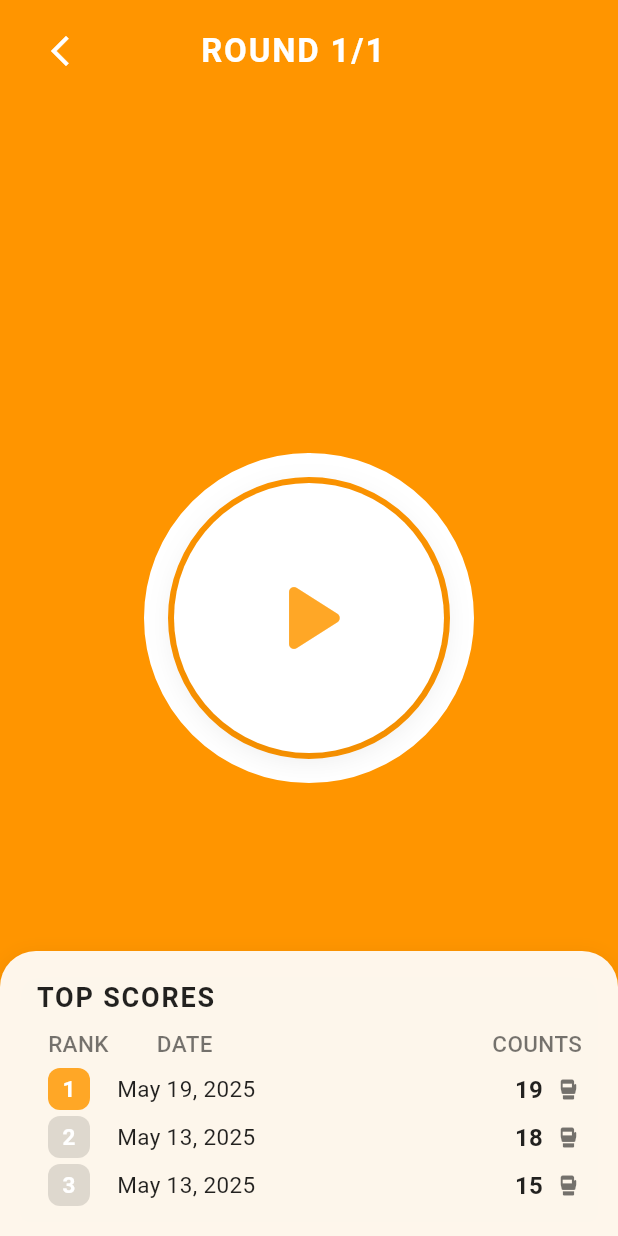
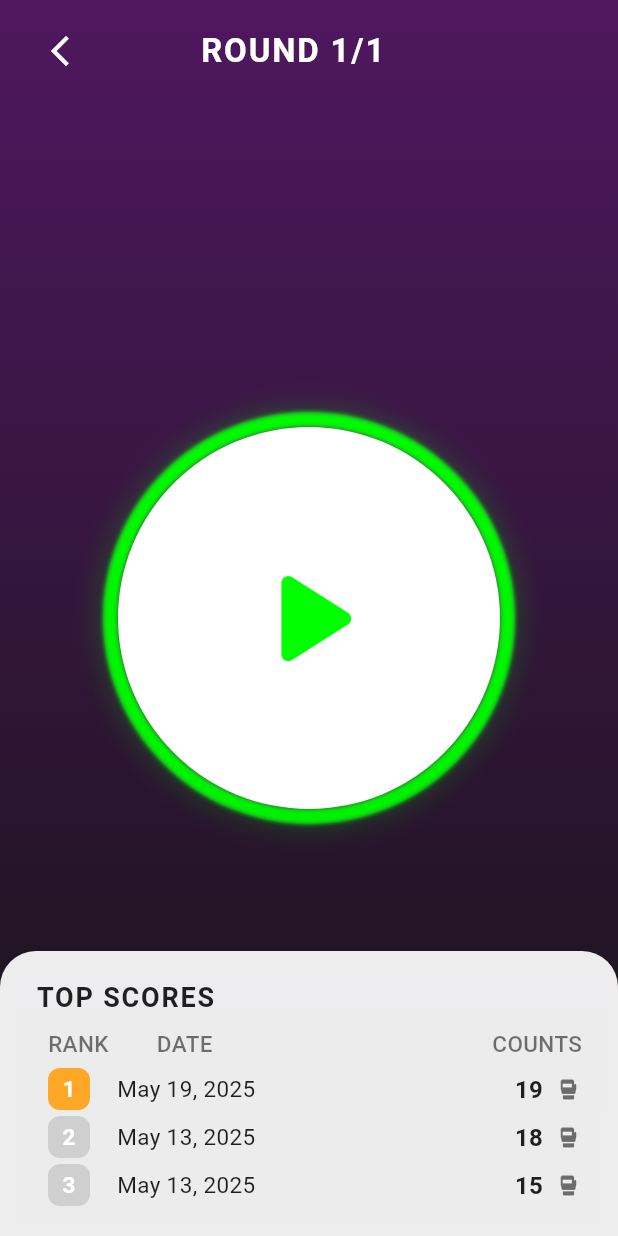
Before and after one commit to WiiMadHIIT/WiiMadHIIT-APP, a Flutter app: the CheckingTrainingPage screen opened by its route, after a tap on the "play arrow" icon, on a phone screen of 412 x 824 dp. Run offline on Flutter 3.47's test engine with Material 3 defaults, Android fonts, the phone set to English and light mode, and no system bars; our stand-ins replace dio, flutter_svg, infinite_carousel, smooth_page_indicator, video_player; accounts and stored records are empty; project files that could hold a hidden picture were left out.

Commit message:
fixed: training page

```diff
--- a/lib/presentation/checkin_start_training/checking_training_page.dart
+++ b/lib/presentation/checkin_start_training/checking_training_page.dart
@@ -121,7 +121,7 @@ class _CheckingTrainingPageState extends State<CheckingTrainingPage> with Ticker
                   ),
                   SizedBox(height: 18),
                   Text(
-                    'Total: ${tempRounds * tempMinutes} min',
+                    '	${tempRounds} Rounds × ${tempMinutes} min = ${tempRounds * tempMinutes} min',
                     style: TextStyle(color: Colors.black54, fontWeight: FontWeight.w500, fontSize: 15),
                   ),
                   SizedBox(height: 24),
@@ -165,10 +165,14 @@ class _CheckingTrainingPageState extends State<CheckingTrainingPage> with Ticker
     required ValueChanged<int> onChanged,
     required Color color,
   }) {
+    final controller = FixedExtentScrollController(initialItem: value - min);
     return Column(
       children: [
         Text(label, style: TextStyle(fontSize: 15, color: Colors.black54, fontWeight: FontWeight.w500)),
         SizedBox(height: 8),
+        Stack(
+          alignment: Alignment.center,
+          children: [
             Container(
               width: 70,
               height: 120,
@@ -176,29 +180,33 @@ class _CheckingTrainingPageState extends State<CheckingTrainingPage> with Ticker
                 color: color.withOpacity(0.08),
                 borderRadius: BorderRadius.circular(12),
               ),
-          child: RotatedBox(
-            quarterTurns: -1,
               child: ListWheelScrollView.useDelegate(
-              itemExtent: 48,
+                controller: controller,
+                itemExtent: 44,
                 diameterRatio: 1.2,
                 physics: FixedExtentScrollPhysics(),
-              controller: FixedExtentScrollController(initialItem: value - min),
                 onSelectedItemChanged: (i) => onChanged(i + min),
                 childDelegate: ListWheelChildBuilderDelegate(
                   builder: (context, i) {
                     final v = i + min;
                     final isSelected = v == value;
-                  return RotatedBox(
-                    quarterTurns: 1,
-                    child: Center(
+                    return AnimatedContainer(
+                      duration: Duration(milliseconds: 200),
+                      alignment: Alignment.center,
+                      decoration: isSelected
+                          ? BoxDecoration(
+                              color: color.withOpacity(0.18),
+                              borderRadius: BorderRadius.circular(8),
+                              border: Border.all(color: color, width: 2),
+                            )
+                          : null,
                       child: Text(
                         '$v',
                         style: TextStyle(
-                          fontSize: isSelected ? 32 : 22,
+                          fontSize: isSelected ? 32 : 20,
                           fontWeight: isSelected ? FontWeight.bold : FontWeight.normal,
                           color: isSelected ? color : Colors.black38,
                           letterSpacing: 1.1,
-                        ),
                         ),
                       ),
                     );
@@ -207,6 +215,45 @@ class _CheckingTrainingPageState extends State<CheckingTrainingPage> with Ticker
                 ),
               ),
             ),
+            // 顶部渐变遮罩
+            Positioned(
+              top: 0,
+              left: 0,
+              right: 0,
+              height: 28,
+              child: IgnorePointer(
+                child: Container(
+                  decoration: BoxDecoration(
+                    borderRadius: BorderRadius.vertical(top: Radius.circular(12)),
+                    gradient: LinearGradient(
+                      begin: Alignment.topCenter,
+                      end: Alignment.bottomCenter,
+                      colors: [Colors.white, Colors.white.withOpacity(0.0)],
+                    ),
+                  ),
+                ),
+              ),
+            ),
+            // 底部渐变遮罩
+            Positioned(
+              bottom: 0,
+              left: 0,
+              right: 0,
+              height: 28,
+              child: IgnorePointer(
+                child: Container(
+                  decoration: BoxDecoration(
+                    borderRadius: BorderRadius.vertical(bottom: Radius.circular(12)),
+                    gradient: LinearGradient(
+                      begin: Alignment.bottomCenter,
+                      end: Alignment.topCenter,
+                      colors: [Colors.white, Colors.white.withOpacity(0.0)],
+                    ),
+                  ),
+                ),
+              ),
+            ),
+          ],
         ),
       ],
     );
@@ -279,20 +326,46 @@ class _CheckingTrainingPageState extends State<CheckingTrainingPage> with Ticker
       counter++;
     });
   }
-
+  // 背景色 绿色 0xFF00FF7F #00FF7F
+  // 绿色 0xFF34C759 #34C759
+  // 蓝色 0xFF007AFF  #007AFF
+  // 纯蓝色 0xFF0000FF  #0000FF
+  // 橙色 0xFF007AFF  #FF9500
+  // 红色 0xFFFF3B30  #FF3B30
+  // #00FFFF  #7FCFFF #007F3F #00A352 #33CCFF #00BF60
+  // #FF0080  #A300FF #7FFF00
+  // #FF8500  #FFA300 #00C2FF
+  // #E0E0E0  #004F28 #FFA07A
+  // #00FFFF  #BF00FF #E0E0E0
   Color get _bgColor => isCounting
-      ? (countdown <= 3 ? const Color(0xFF34C759) : const Color(0xFFFF9500))
-      : const Color(0xFFFF9500);
+    ? (countdown <= 3 ? const Color(0xFF00FF7F) : const Color(0xFFF2F2F2))
+    : const Color(0xFFF2F2F2);
 
   @override
   Widget build(BuildContext context) {
+    final double diameter = MediaQuery.of(context).size.width * 2 / 3;
+    final bool isWarning = isCounting && countdown <= 3;
+    final Color mainBg = const Color(0xFF8B1FA9); // 主色紫红
     return Scaffold(
-      backgroundColor: _bgColor,
-      body: PageView.builder(
+      body: Container(
+        decoration: BoxDecoration(
+          gradient: LinearGradient(
+            colors: [
+              mainBg.withOpacity(0.95),
+              const Color(0xFF1A1A1A).withOpacity(0.95),
+            ],
+            begin: Alignment.topCenter,
+            end: Alignment.bottomCenter,
+          ),
+        ),
+        child: Container(
+          color: Colors.black.withOpacity(0.45), // 黑色遮罩
+          child: PageView.builder(
             controller: pageController,
             physics: const NeverScrollableScrollPhysics(),
             itemCount: totalRounds,
             itemBuilder: (context, index) {
+              final bool isWarning = isCounting && countdown <= 3;
               return Stack(
                 children: [
                   // 顶部返回和大标题
@@ -320,76 +393,100 @@ class _CheckingTrainingPageState extends State<CheckingTrainingPage> with Ticker
                       ),
                     ),
                   ),
-              // 中间大圆形倒计时/计数器
                   Center(
                     child: GestureDetector(
                       onTap: isStarted && isCounting ? _onCountPressed : (isStarted ? null : _onStartPressed),
                       child: AnimatedBuilder(
                         animation: bounceController,
-                    builder: (context, child) {
-                      return Transform.scale(
+                        builder: (context, child) => Transform.scale(
                           scale: bounceController.value,
                           child: child,
-                      );
-                    },
+                        ),
                         child: Stack(
                           alignment: Alignment.center,
                           children: [
+                            // 圆环进度条
                             SizedBox(
-                          width: 220,
-                          height: 220,
+                              width: diameter,
+                              height: diameter,
                               child: CustomPaint(
                                 painter: _CircleProgressPainter(
                                   progress: isCounting ? countdown / (roundDuration * 60) : 1.0,
-                              color: isCounting && countdown <= 3
-                                  ? const Color(0xFF34C759)
-                                  : const Color(0xFFFFFFFF),
-                              shadow: isCounting && countdown <= 3
-                                  ? const Color(0xFF34C759).withOpacity(0.2)
-                                  : const Color(0xFFFF9500).withOpacity(0.2),
+                                  color: isWarning
+                                      ? const Color(0xFFFF3B30)
+                                      : const Color(0xFF00FF00), // 高饱和绿色
+                                  trackColor: mainBg.withOpacity(0.45),
+                                  shadow: isWarning
+                                      ? const Color(0xFFFF3B30).withOpacity(0.3)
+                                      : const Color(0xFF00FF00).withOpacity(0.18),
+                                  strokeWidth: 10,
                                 ),
                               ),
                             ),
+                            // 内部白色圆
                             Container(
-                          width: 180,
-                          height: 180,
+                              width: diameter - 20,
+                              height: diameter - 20,
                               decoration: BoxDecoration(
                                 color: Colors.white,
                                 shape: BoxShape.circle,
                                 boxShadow: [
                                   BoxShadow(
-                                color: Colors.black.withOpacity(0.08),
-                                blurRadius: 16,
-                                offset: const Offset(0, 4),
+                                    color: Colors.black.withOpacity(0.10),
+                                    blurRadius: 24,
+                                    offset: Offset(0, 6),
                                   ),
                                 ],
                               ),
                               child: Center(
                                 child: isStarted && isCounting
-                                ? Text(
+                                    ? Column(
+                                        mainAxisAlignment: MainAxisAlignment.center,
+                                        children: [
+                                          AnimatedSwitcher(
+                                            duration: Duration(milliseconds: 200),
+                                            transitionBuilder: (child, anim) => ScaleTransition(scale: anim, child: child),
+                                            child: Text(
                                               '$counter',
-                                    style: const TextStyle(
-                                      fontSize: 72,
+                                              key: ValueKey(counter),
+                                              style: TextStyle(
+                                                fontSize: diameter / 3,
                                                 fontWeight: FontWeight.bold,
-                                      color: Colors.black,
+                                                color: isWarning ? const Color(0xFFFF3B30) : Colors.black,
+                                              ),
                                             ),
                                           )
-                                : Icon(Icons.play_arrow_rounded, size: 80, color: Colors.orange.shade400),
+                                        ],
+                                      )
+                                    : Icon(Icons.play_arrow_rounded, size: diameter / 2.5, color: const Color(0xFF00FF00)),
                               ),
                             ),
+                            // 倒计时数字
                             if (isStarted && isCounting)
                               Positioned(
-                            bottom: 24,
+                                bottom: diameter / 8,
                                 left: 0,
                                 right: 0,
                                 child: Text(
                                   _formatTime(countdown),
                                   textAlign: TextAlign.center,
                                   style: TextStyle(
-                                fontSize: 28,
+                                    fontSize: diameter / 7,
                                     fontWeight: FontWeight.bold,
-                                color: countdown <= 3 ? const Color(0xFF34C759) : Colors.orange.shade400,
+                                    color: isWarning ? const Color(0xFFFF3B30) : const Color(0xFF00FF00),
                                     letterSpacing: 2,
+                                  ),
+                                ),
+                              ),
+                            // 最后三秒警示遮罩
+                            if (isWarning)
+                              Positioned.fill(
+                                child: IgnorePointer(
+                                  child: Container(
+                                    decoration: BoxDecoration(
+                                      color: const Color(0xFFFF3B30).withOpacity(0.08),
+                                      shape: BoxShape.circle,
+                                    ),
                                   ),
                                 ),
                               ),
@@ -433,6 +530,8 @@ class _CheckingTrainingPageState extends State<CheckingTrainingPage> with Ticker
                 ],
               );
             },
+          ),
+        ),
       ),
     );
   }
@@ -527,26 +626,43 @@ class _CheckingTrainingPageState extends State<CheckingTrainingPage> with Ticker
 class _CircleProgressPainter extends CustomPainter {
   final double progress;
   final Color color;
+  final Color trackColor;
   final Color shadow;
-  _CircleProgressPainter({required this.progress, required this.color, required this.shadow});
+  final double strokeWidth;
+  _CircleProgressPainter({
+    required this.progress,
+    required this.color,
+    required this.trackColor,
+    required this.shadow,
+    this.strokeWidth = 10,
+  });
 
   @override
   void paint(Canvas canvas, Size size) {
-    final Paint bg = Paint()
-      ..color = shadow
-      ..strokeWidth = 16
+    final Paint track = Paint()
+      ..color = trackColor
+      ..strokeWidth = strokeWidth
       ..style = PaintingStyle.stroke
       ..strokeCap = StrokeCap.round;
     final Paint fg = Paint()
       ..color = color
-      ..strokeWidth = 16
+      ..strokeWidth = strokeWidth
       ..style = PaintingStyle.stroke
+      ..maskFilter = MaskFilter.blur(BlurStyle.normal, 1.5)
       ..strokeCap = StrokeCap.round;
+    final Paint glow = Paint()
+      ..color = shadow
+      ..strokeWidth = strokeWidth + 8
+      ..style = PaintingStyle.stroke
+      ..maskFilter = MaskFilter.blur(BlurStyle.normal, 8);
     final center = Offset(size.width / 2, size.height / 2);
-    final radius = size.width / 2 - 8;
-    canvas.drawCircle(center, radius, bg);
-    double sweep = 2 * 3.1415926 * progress;
-    canvas.drawArc(Rect.fromCircle(center: center, radius: radius), -3.1415926/2, sweep, false, fg);
+    final radius = size.width / 2 - strokeWidth / 2;
+    // 轨迹
+    canvas.drawCircle(center, radius, track);
+    // glow
+    canvas.drawArc(Rect.fromCircle(center: center, radius: radius), -3.1415926/2, 2 * 3.1415926 * progress, false, glow);
+    // 主进度
+    canvas.drawArc(Rect.fromCircle(center: center, radius: radius), -3.1415926/2, 2 * 3.1415926 * progress, false, fg);
   }
 
   @override
```
Lines whose indentation alone changed are shown as unchanged.
